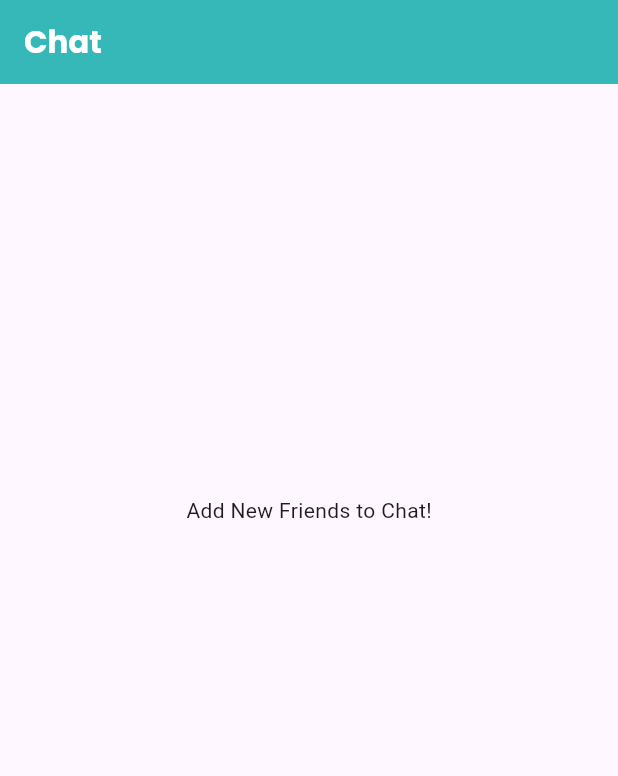
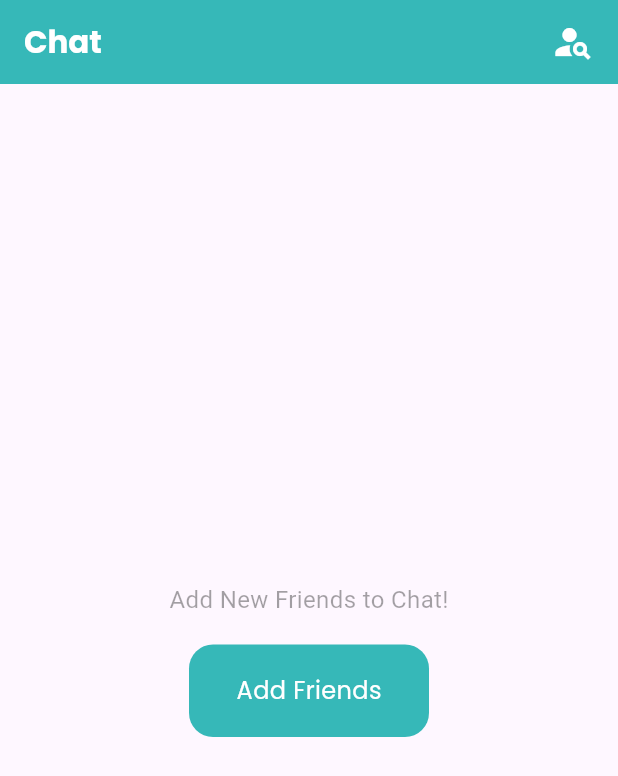
Before and after one commit to iqbalnova/meechat, a Flutter app: the Chat screen opened directly, on a phone screen of 412 x 824 dp. Shown: the top 776 px of the screen. Run offline on Flutter 3.47's test engine with Material 3 defaults, Android fonts, the phone set to English and light mode, and no system bars; our stand-ins replace cached_network_image, cloud_firestore, dio, firebase_auth, firebase_core, firebase_messaging and 7 more; missing offline and left inert: flutter_firebase_chat_core; accounts and stored records are empty; statements that could not run were skipped.

Commit message:
feat:add-friend-requests

```diff
--- a/lib/feature/chat/presentation/screens/chat_screen.dart
+++ b/lib/feature/chat/presentation/screens/chat_screen.dart
@@ -1,9 +1,13 @@
 import 'package:cached_network_image/cached_network_image.dart';
+import 'package:cloud_firestore/cloud_firestore.dart';
 import 'package:firebase_auth/firebase_auth.dart';
 import 'package:flutter/foundation.dart';
 import 'package:flutter/material.dart';
 import 'package:flutter_firebase_chat_core/flutter_firebase_chat_core.dart';
+import 'package:flutter_screenutil/flutter_screenutil.dart';
 import 'package:intl/intl.dart';
+import 'package:meechat/feature/auth/presentation/widgets/button_widget.dart';
+import 'package:meechat/feature/core/presentation/screens/main_screen.dart';
 import 'package:meechat/routes/app_routes.dart';
 import 'package:flutter_chat_types/flutter_chat_types.dart' as types;
 import 'package:meechat/utils/styles.dart';
@@ -49,6 +53,9 @@ class _ChatState extends State<Chat> {
           'Chat',
           style: whiteTextStyle.merge(titleTextStyle),
         ),
+        actions: [
+          FriendRequestWidget(currentUserId: currentUserId),
+        ],
         backgroundColor: primaryColor,
       ),
       body: StreamBuilder<List<types.Room>>(
@@ -56,10 +63,26 @@ class _ChatState extends State<Chat> {
         initialData: const [],
         builder: (context, snapshot) {
           if (!snapshot.hasData || snapshot.data!.isEmpty) {
-            return const Center(
-              child: Padding(
-                padding: EdgeInsets.only(bottom: 200),
-                child: Text('Add New Friends to Chat!'),
+            return Center(
+              child: Column(
+                mainAxisAlignment: MainAxisAlignment.center,
+                children: [
+                  Text(
+                    'Add New Friends to Chat!',
+                    style: TextStyle(fontSize: 16, color: greyColor),
+                  ),
+                  SizedBox(
+                    height: 14.h,
+                  ),
+                  SizedBox(
+                    width: 160,
+                    child: CustomButton(
+                        onTap: () {
+                          MainScreen.navigateToPage(context, 0);
+                        },
+                        label: 'Add Friends'),
+                  )
+                ],
               ),
             );
           }
@@ -238,3 +261,84 @@ class _ChatState extends State<Chat> {
     );
   }
 }
+
+class FriendRequestWidget extends StatelessWidget {
+  const FriendRequestWidget({
+    super.key,
+    required this.currentUserId,
+  });
+
+  final String currentUserId;
+
+  @override
+  Widget build(BuildContext context) {
+    return StreamBuilder<QuerySnapshot>(
+      stream: FirebaseFirestore.instance
+          .collection('friend_requests')
+          .where('receiverId', isEqualTo: currentUserId)
+          .where('status', isEqualTo: 'pending')
+          .snapshots(),
+      builder: (context, snapshot) {
+        if (snapshot.hasError) {
+          return Center(
+            child: Text('Error: ${snapshot.error}'),
+          );
+        }
+
+        if (snapshot.connectionState == ConnectionState.waiting) {
+          return const Center(
+            child: CircularProgressIndicator(),
+          );
+        }
+
+        final int length = snapshot.data?.docs.length ?? 0;
+
+        return InkWell(
+          onTap: () {
+            Navigator.pushNamed(context, AppRoutes.friendRequest);
+          },
+          child: Container(
+            margin: const EdgeInsets.only(right: 16),
+            child: Stack(
+              clipBehavior: Clip.none,
+              children: [
+                const Icon(
+                  Icons.person_search,
+                  size: 28,
+                  color: Colors.white,
+                ),
+                if (length > 0)
+                  Positioned(
+                    right: -6,
+                    top: -6,
+                    child: Container(
+                      padding: const EdgeInsets.all(2),
+                      decoration: BoxDecoration(
+                        color: Colors.red,
+                        borderRadius: BorderRadius.circular(12),
+                      ),
+                      constraints: const BoxConstraints(
+                        minWidth: 24,
+                        minHeight: 24,
+                      ),
+                      child: Center(
+                        child: Text(
+                          '$length',
+                          style: const TextStyle(
+                            color: Colors.white,
+                            fontSize: 12,
+                            fontWeight: FontWeight.bold,
+                          ),
+                          textAlign: TextAlign.center,
+                        ),
+                      ),
+                    ),
+                  ),
+              ],
+            ),
+          ),
+        );
+      },
+    );
+  }
+}
--- a/lib/routes/app_router.dart
+++ b/lib/routes/app_router.dart
@@ -2,6 +2,7 @@ import 'package:flutter/material.dart';
 import 'package:meechat/feature/auth/presentation/screens/login_screen.dart';
 import 'package:meechat/feature/auth/presentation/screens/register_screen.dart';
 import 'package:meechat/feature/chat/presentation/screens/chat_room.dart';
+import 'package:meechat/feature/chat/presentation/screens/friend_request.dart';
 import 'package:meechat/feature/core/presentation/screens/main_screen.dart';
 import 'package:meechat/feature/core/presentation/screens/splash_screen.dart';
 import 'package:meechat/routes/app_routes.dart';
@@ -29,6 +30,8 @@ class AppRouter {
                 receiverUID: args['receiverUID'],
                 senderName: args['senderName'],
               );
+            case AppRoutes.friendRequest:
+              return const FriendRequests();
             default:
               return const Scaffold(
                 body: Center(
--- a/lib/routes/app_routes.dart
+++ b/lib/routes/app_routes.dart
@@ -3,6 +3,6 @@ class AppRoutes {
   static const String login = "/login";
   static const String register = "/register";
   static const String main = '/main';
-  static const String account = "/profile";
   static const String chatRoom = "/chatRoom";
+  static const String friendRequest = "/friendRequest";
 }
```
Also changed, not shown: lib/feature/allUser/presentation/screens/all_user_screen.dart (+28 -15 lines), lib/feature/chat/presentation/screens/friend_request.dart (added, +143 -0 lines), lib/feature/core/presentation/screens/main_screen.dart (+17 -9 lines).
